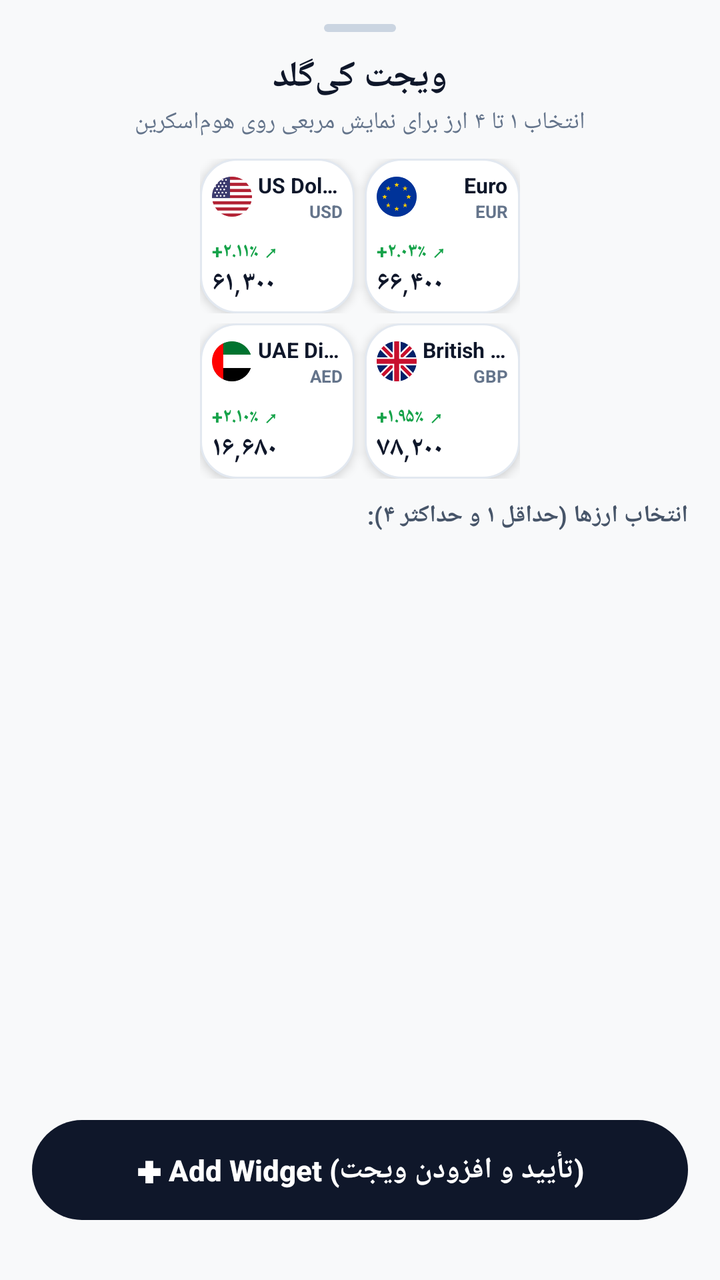
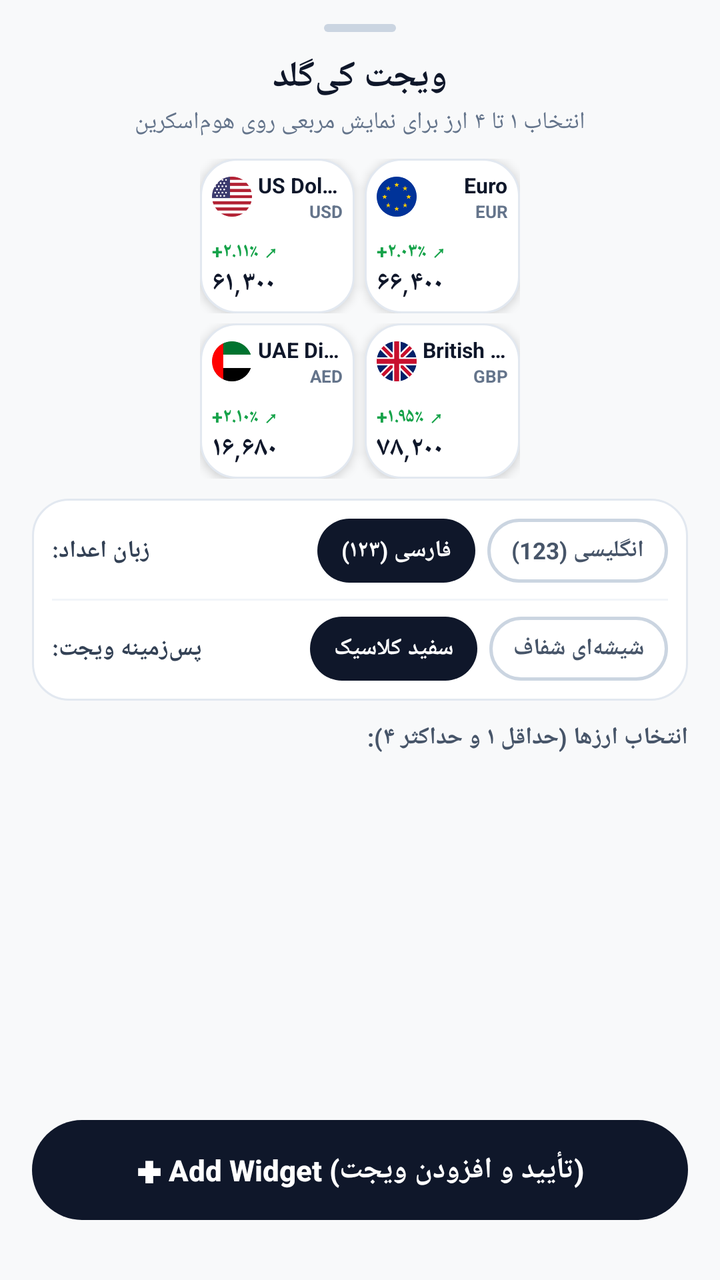

Before-and-after screenshots of an Android layout around one commit, followed by the original layout XML and the change that was made.
<!-- AndroidManifest.xml: activity theme android:Theme.DeviceDefault.NoActionBar -->
<!-- res/layout/activity_widget_configure.xml -->
<?xml version="1.0" encoding="utf-8"?>
<LinearLayout xmlns:android="http://schemas.android.com/apk/res/android"
    android:layout_width="match_parent"
    android:layout_height="match_parent"
    android:background="#F8F9FA"
    android:fitsSystemWindows="true"
    android:orientation="vertical"
    android:paddingStart="16dp"
    android:paddingEnd="16dp"
    android:paddingTop="12dp"
    android:paddingBottom="24dp">

    
    <LinearLayout
        android:layout_width="36dp"
        android:layout_height="4dp"
        android:layout_gravity="center_horizontal"
        android:layout_marginBottom="10dp"
        android:background="@drawable/widget_btn_black"
        android:backgroundTint="#CBD5E1" />

    
    <TextView
        android:layout_width="wrap_content"
        android:layout_height="wrap_content"
        android:layout_gravity="center_horizontal"
        android:text="ویجت کی‌گلد"
        android:textColor="#0F172A"
        android:textSize="18sp"
        android:textStyle="bold" />

    <TextView
        android:id="@+id/txt_subtitle"
        android:layout_width="wrap_content"
        android:layout_height="wrap_content"
        android:layout_gravity="center_horizontal"
        android:layout_marginTop="2dp"
        android:layout_marginBottom="10dp"
        android:text="انتخاب ۱ تا ۴ ارز برای نمایش مربعی روی هوم‌اسکرین"
        android:textColor="#64748B"
        android:textSize="12sp" />

    
    <LinearLayout
        android:layout_width="match_parent"
        android:layout_height="wrap_content"
        android:gravity="center"
        android:layout_marginBottom="10dp">

        
        <LinearLayout
            android:id="@+id/preview_single_container"
            android:layout_width="145dp"
            android:layout_height="145dp"
            android:background="@drawable/widget_bg_white"
            android:elevation="6dp"
            android:orientation="vertical"
            android:padding="12dp"
            android:visibility="gone">

            <LinearLayout
                android:layout_width="match_parent"
                android:layout_height="wrap_content"
                android:gravity="center_vertical"
                android:orientation="horizontal">

                <ImageView
                    android:id="@+id/preview_icon"
                    android:layout_width="30dp"
                    android:layout_height="30dp"
                    android:scaleType="fitCenter"
                    android:src="@drawable/widget_icon_usd" />

                <LinearLayout
                    android:layout_width="0dp"
                    android:layout_height="wrap_content"
                    android:layout_marginStart="8dp"
                    android:layout_weight="1"
                    android:gravity="end|right"
                    android:orientation="vertical">

                    <TextView
                        android:id="@+id/preview_name"
                        android:layout_width="wrap_content"
                        android:layout_height="wrap_content"
                        android:ellipsize="end"
                        android:maxLines="1"
                        android:text="US Dollar"
                        android:textColor="#1E293B"
                        android:textSize="12sp"
                        android:textStyle="bold" />

                    <TextView
                        android:id="@+id/preview_code"
                        android:layout_width="wrap_content"
                        android:layout_height="wrap_content"
                        android:layout_marginTop="1dp"
                        android:text="USD"
                        android:textColor="#94A3B8"
                        android:textSize="10sp"
                        android:textStyle="bold" />
                </LinearLayout>
            </LinearLayout>

            <LinearLayout
                android:layout_width="match_parent"
                android:layout_height="0dp"
                android:layout_weight="1"
                android:orientation="vertical" />

            <LinearLayout
                android:layout_width="match_parent"
                android:layout_height="wrap_content"
                android:gravity="bottom"
                android:orientation="vertical">

                <TextView
                    android:id="@+id/preview_change"
                    android:layout_width="wrap_content"
                    android:layout_height="wrap_content"
                    android:layout_marginBottom="2dp"
                    android:text="+۲.۱۱٪ ↗"
                    android:textColor="#16A34A"
                    android:textSize="11.5sp"
                    android:textStyle="bold" />

                <LinearLayout
                    android:layout_width="match_parent"
                    android:layout_height="wrap_content"
                    android:gravity="bottom"
                    android:orientation="horizontal">

                    <TextView
                        android:id="@+id/preview_price"
                        android:layout_width="wrap_content"
                        android:layout_height="wrap_content"
                        android:includeFontPadding="false"
                        android:text="۶۱,۳۰۰"
                        android:textColor="#0F172A"
                        android:textSize="20sp"
                        android:textStyle="bold" />

                    <TextView
                        android:layout_width="wrap_content"
                        android:layout_height="wrap_content"
                        android:layout_marginStart="4dp"
                        android:layout_marginBottom="2dp"
                        android:text="تومان"
                        android:textColor="#94A3B8"
                        android:textSize="10sp" />
                </LinearLayout>
            </LinearLayout>
        </LinearLayout>

        
        <LinearLayout
            android:id="@+id/preview_multi_container"
            android:layout_width="160dp"
            android:layout_height="160dp"
            android:orientation="vertical"
            android:visibility="visible">

            
            <LinearLayout
                android:id="@+id/preview_row_1"
                android:layout_width="match_parent"
                android:layout_height="0dp"
                android:layout_weight="1"
                android:layout_marginBottom="5dp"
                android:orientation="horizontal">

                
                <LinearLayout
                    android:id="@+id/prev_slot_1"
                    android:layout_width="0dp"
                    android:layout_height="match_parent"
                    android:layout_weight="1"
                    android:layout_marginEnd="5dp"
                    android:background="@drawable/widget_card_mini_bg"
                    android:elevation="3dp"
                    android:orientation="vertical"
                    android:padding="6dp">

                    <LinearLayout
                        android:layout_width="match_parent"
                        android:layout_height="wrap_content"
                        android:gravity="center_vertical"
                        android:orientation="horizontal">
                        <ImageView
                            android:id="@+id/prev_icon_1"
                            android:layout_width="20dp"
                            android:layout_height="20dp"
                            android:scaleType="fitCenter"
                            android:src="@drawable/widget_icon_usd" />
                        <LinearLayout
                            android:layout_width="0dp"
                            android:layout_height="wrap_content"
                            android:layout_marginStart="3dp"
                            android:layout_weight="1"
                            android:gravity="end|right"
                            android:orientation="vertical">
                            <TextView
                                android:id="@+id/prev_name_1"
                                android:layout_width="wrap_content"
                                android:layout_height="wrap_content"
                                android:ellipsize="end"
                                android:maxLines="1"
                                android:text="US Dollar"
                                android:textColor="#0F172A"
                                android:textSize="10.5sp"
                                android:textStyle="bold" />
                            <TextView
                                android:id="@+id/prev_code_1"
                                android:layout_width="wrap_content"
                                android:layout_height="wrap_content"
                                android:text="USD"
                                android:textColor="#64748B"
                                android:textSize="8.5sp"
                                android:textStyle="bold" />
                        </LinearLayout>
                    </LinearLayout>
                    <LinearLayout
                        android:layout_width="match_parent"
                        android:layout_height="0dp"
                        android:layout_weight="0.5" />
                    <TextView
                        android:id="@+id/prev_change_1"
                        android:layout_width="wrap_content"
                        android:layout_height="wrap_content"
                        android:text="+۲.۱۱٪ ↗"
                        android:textColor="#16A34A"
                        android:textSize="9.5sp"
                        android:textStyle="bold" />
                    <TextView
                        android:id="@+id/prev_price_1"
                        android:layout_width="wrap_content"
                        android:layout_height="wrap_content"
                        android:includeFontPadding="false"
                        android:text="۶۱,۳۰۰"
                        android:textColor="#0F172A"
                        android:textSize="13.5sp"
                        android:textStyle="bold" />
                </LinearLayout>

                
                <LinearLayout
                    android:id="@+id/prev_slot_2"
                    android:layout_width="0dp"
                    android:layout_height="match_parent"
                    android:layout_weight="1"
                    android:background="@drawable/widget_card_mini_bg"
                    android:elevation="3dp"
                    android:orientation="vertical"
                    android:padding="6dp">

                    <LinearLayout
                        android:layout_width="match_parent"
                        android:layout_height="wrap_content"
                        android:gravity="center_vertical"
                        android:orientation="horizontal">
                        <ImageView
                            android:id="@+id/prev_icon_2"
                            android:layout_width="20dp"
                            android:layout_height="20dp"
                            android:scaleType="fitCenter"
                            android:src="@drawable/widget_icon_eur" />
                        <LinearLayout
                            android:layout_width="0dp"
                            android:layout_height="wrap_content"
                            android:layout_marginStart="3dp"
                            android:layout_weight="1"
                            android:gravity="end|right"
                            android:orientation="vertical">
                            <TextView
                                android:id="@+id/prev_name_2"
                                android:layout_width="wrap_content"
                                android:layout_height="wrap_content"
                                android:ellipsize="end"
                                android:maxLines="1"
                                android:text="Euro"
                                android:textColor="#0F172A"
                                android:textSize="10.5sp"
                                android:textStyle="bold" />
                            <TextView
                                android:id="@+id/prev_code_2"
                                android:layout_width="wrap_content"
                                android:layout_height="wrap_content"
                                android:text="EUR"
                                android:textColor="#64748B"
                                android:textSize="8.5sp"
                                android:textStyle="bold" />
                        </LinearLayout>
                    </LinearLayout>
                    <LinearLayout
                        android:layout_width="match_parent"
                        android:layout_height="0dp"
                        android:layout_weight="0.5" />
                    <TextView
                        android:id="@+id/prev_change_2"
                        android:layout_width="wrap_content"
                        android:layout_height="wrap_content"
                        android:text="+۲.۰۳٪ ↗"
                        android:textColor="#16A34A"
                        android:textSize="9.5sp"
                        android:textStyle="bold" />
                    <TextView
                        android:id="@+id/prev_price_2"
                        android:layout_width="wrap_content"
                        android:layout_height="wrap_content"
                        android:includeFontPadding="false"
                        android:text="۶۶,۴۰۰"
                        android:textColor="#0F172A"
                        android:textSize="13.5sp"
                        android:textStyle="bold" />
                </LinearLayout>
            </LinearLayout>

            
            <LinearLayout
                android:id="@+id/preview_row_2"
                android:layout_width="match_parent"
                android:layout_height="0dp"
                android:layout_weight="1"
                android:orientation="horizontal">

                
                <LinearLayout
                    android:id="@+id/prev_slot_3"
                    android:layout_width="0dp"
                    android:layout_height="match_parent"
                    android:layout_weight="1"
                    android:layout_marginEnd="5dp"
                    android:background="@drawable/widget_card_mini_bg"
                    android:elevation="3dp"
                    android:orientation="vertical"
                    android:padding="6dp">

                    <LinearLayout
                        android:layout_width="match_parent"
                        android:layout_height="wrap_content"
                        android:gravity="center_vertical"
                        android:orientation="horizontal">
                        <ImageView
                            android:id="@+id/prev_icon_3"
                            android:layout_width="20dp"
                            android:layout_height="20dp"
                            android:scaleType="fitCenter"
                            android:src="@drawable/widget_icon_aed" />
                        <LinearLayout
                            android:layout_width="0dp"
                            android:layout_height="wrap_content"
                            android:layout_marginStart="3dp"
                            android:layout_weight="1"
                            android:gravity="end|right"
                            android:orientation="vertical">
                            <TextView
                                android:id="@+id/prev_name_3"
                                android:layout_width="wrap_content"
                                android:layout_height="wrap_content"
                                android:ellipsize="end"
                                android:maxLines="1"
                                android:text="UAE Dirham"
                                android:textColor="#0F172A"
                                android:textSize="10.5sp"
                                android:textStyle="bold" />
                            <TextView
                                android:id="@+id/prev_code_3"
                                android:layout_width="wrap_content"
                                android:layout_height="wrap_content"
                                android:text="AED"
                                android:textColor="#64748B"
                                android:textSize="8.5sp"
                                android:textStyle="bold" />
                        </LinearLayout>
                    </LinearLayout>
                    <LinearLayout
                        android:layout_width="match_parent"
                        android:layout_height="0dp"
                        android:layout_weight="0.5" />
                    <TextView
                        android:id="@+id/prev_change_3"
                        android:layout_width="wrap_content"
                        android:layout_height="wrap_content"
                        android:text="+۲.۱۰٪ ↗"
                        android:textColor="#16A34A"
                        android:textSize="9.5sp"
                        android:textStyle="bold" />
                    <TextView
                        android:id="@+id/prev_price_3"
                        android:layout_width="wrap_content"
                        android:layout_height="wrap_content"
                        android:includeFontPadding="false"
                        android:text="۱۶,۶۸۰"
                        android:textColor="#0F172A"
                        android:textSize="13.5sp"
                        android:textStyle="bold" />
                </LinearLayout>

                
                <LinearLayout
                    android:id="@+id/prev_slot_4"
                    android:layout_width="0dp"
                    android:layout_height="match_parent"
                    android:layout_weight="1"
                    android:background="@drawable/widget_card_mini_bg"
                    android:elevation="3dp"
                    android:orientation="vertical"
                    android:padding="6dp">

                    <LinearLayout
                        android:layout_width="match_parent"
                        android:layout_height="wrap_content"
                        android:gravity="center_vertical"
                        android:orientation="horizontal">
                        <ImageView
                            android:id="@+id/prev_icon_4"
                            android:layout_width="20dp"
                            android:layout_height="20dp"
                            android:scaleType="fitCenter"
                            android:src="@drawable/widget_icon_gbp" />
                        <LinearLayout
                            android:layout_width="0dp"
                            android:layout_height="wrap_content"
                            android:layout_marginStart="3dp"
                            android:layout_weight="1"
                            android:gravity="end|right"
                            android:orientation="vertical">
                            <TextView
                                android:id="@+id/prev_name_4"
                                android:layout_width="wrap_content"
                                android:layout_height="wrap_content"
                                android:ellipsize="end"
                                android:maxLines="1"
                                android:text="British Pound"
                                android:textColor="#0F172A"
                                android:textSize="10.5sp"
                                android:textStyle="bold" />
                            <TextView
                                android:id="@+id/prev_code_4"
                                android:layout_width="wrap_content"
                                android:layout_height="wrap_content"
                                android:text="GBP"
                                android:textColor="#64748B"
                                android:textSize="8.5sp"
                                android:textStyle="bold" />
                        </LinearLayout>
                    </LinearLayout>
                    <LinearLayout
                        android:layout_width="match_parent"
                        android:layout_height="0dp"
                        android:layout_weight="0.5" />
                    <TextView
                        android:id="@+id/prev_change_4"
                        android:layout_width="wrap_content"
                        android:layout_height="wrap_content"
                        android:text="+۱.۹۵٪ ↗"
                        android:textColor="#16A34A"
                        android:textSize="9.5sp"
                        android:textStyle="bold" />
                    <TextView
                        android:id="@+id/prev_price_4"
                        android:layout_width="wrap_content"
                        android:layout_height="wrap_content"
                        android:includeFontPadding="false"
                        android:text="۷۸,۲۰۰"
                        android:textColor="#0F172A"
                        android:textSize="13.5sp"
                        android:textStyle="bold" />
                </LinearLayout>
            </LinearLayout>
        </LinearLayout>
    </LinearLayout>

    
    <TextView
        android:id="@+id/txt_selection_counter"
        android:layout_width="match_parent"
        android:layout_height="wrap_content"
        android:layout_marginBottom="6dp"
        android:text="انتخاب ارزها (حداقل ۱ و حداکثر ۴):"
        android:textColor="#475569"
        android:textSize="12sp"
        android:textStyle="bold" />

    
    <GridView
        android:id="@+id/assets_grid"
        android:layout_width="match_parent"
        android:layout_height="0dp"
        android:layout_weight="1"
        android:numColumns="3"
        android:horizontalSpacing="6dp"
        android:verticalSpacing="6dp"
        android:stretchMode="columnWidth"
        android:gravity="center"
        android:listSelector="@android:color/transparent" />

    
    <Button
        android:id="@+id/btn_add_widget"
        android:layout_width="match_parent"
        android:layout_height="50dp"
        android:layout_marginTop="10dp"
        android:layout_marginBottom="6dp"
        android:background="@drawable/widget_btn_black"
        android:stateListAnimator="@null"
        android:text="✚ Add Widget (تأیید و افزودن ویجت)"
        android:textAllCaps="false"
        android:textColor="#FFFFFF"
        android:textSize="14.5sp"
        android:textStyle="bold" />

</LinearLayout>
<!-- resources referenced by this layout -->
<resources>
  <!-- drawable widget_bg_white (drawable) -->
  <?xml version="1.0" encoding="utf-8"?>
  <shape xmlns:android="http://schemas.android.com/apk/res/android"
      android:shape="rectangle">
      <solid android:color="#FFFFFF" />
      <corners android:radius="24dp" />
      <stroke
          android:width="1dp"
          android:color="#E2E8F0" />
  </shape>
  <!-- drawable widget_btn_black (drawable) -->
  <?xml version="1.0" encoding="utf-8"?>
  <shape xmlns:android="http://schemas.android.com/apk/res/android"
      android:shape="rectangle">
      <solid android:color="#0F172A" />
      <corners android:radius="28dp" />
  </shape>
  <!-- drawable widget_card_mini_bg (drawable) -->
  <?xml version="1.0" encoding="utf-8"?>
  <shape xmlns:android="http://schemas.android.com/apk/res/android"
      android:shape="rectangle">
      <solid android:color="#FFFFFF" />
      <corners android:radius="18dp" />
      <stroke
          android:width="1dp"
          android:color="#E2E8F0" />
  </shape>
  <!-- drawable widget_icon_aed: png bitmap (drawable, 2659 bytes) -->
  <!-- drawable widget_icon_eur: png bitmap (drawable, 4802 bytes) -->
  <!-- drawable widget_icon_gbp: png bitmap (drawable, 3792 bytes) -->
  <!-- drawable widget_icon_usd: png bitmap (drawable, 3740 bytes) -->
</resources>

<!-- the commit's change to res/layout/activity_widget_configure.xml (unified diff, before → after) -->
@@ -472,6 +472,114 @@
     </LinearLayout>
 
     
+    <LinearLayout
+        android:layout_width="match_parent"
+        android:layout_height="wrap_content"
+        android:layout_marginBottom="10dp"
+        android:background="@drawable/widget_card_mini_bg"
+        android:orientation="vertical"
+        android:padding="10dp">
+
+        
+        <LinearLayout
+            android:layout_width="match_parent"
+            android:layout_height="wrap_content"
+            android:gravity="center_vertical"
+            android:orientation="horizontal">
+
+            <TextView
+                android:layout_width="0dp"
+                android:layout_height="wrap_content"
+                android:layout_weight="1"
+                android:gravity="right|end"
+                android:text="زبان اعداد:"
+                android:textColor="#334155"
+                android:textSize="12sp"
+                android:textStyle="bold" />
+
+            <TextView
+                android:id="@+id/btn_digits_fa"
+                android:layout_width="wrap_content"
+                android:layout_height="32dp"
+                android:background="@drawable/widget_pill_active"
+                android:gravity="center"
+                android:paddingStart="12dp"
+                android:paddingEnd="12dp"
+                android:text="فارسی (۱۲۳)"
+                android:textColor="#FFFFFF"
+                android:textSize="11.5sp"
+                android:textStyle="bold" />
+
+            <TextView
+                android:id="@+id/btn_digits_en"
+                android:layout_width="wrap_content"
+                android:layout_height="32dp"
+                android:layout_marginStart="6dp"
+                android:background="@drawable/widget_pill_inactive"
+                android:gravity="center"
+                android:paddingStart="12dp"
+                android:paddingEnd="12dp"
+                android:text="انگلیسی (123)"
+                android:textColor="#475569"
+                android:textSize="11.5sp"
+                android:textStyle="bold" />
+        </LinearLayout>
+
+        
+        <View
+            android:layout_width="match_parent"
+            android:layout_height="1dp"
+            android:layout_marginTop="8dp"
+            android:layout_marginBottom="8dp"
+            android:background="#F1F5F9" />
+
+        
+        <LinearLayout
+            android:layout_width="match_parent"
+            android:layout_height="wrap_content"
+            android:gravity="center_vertical"
+            android:orientation="horizontal">
+
+            <TextView
+                android:layout_width="0dp"
+                android:layout_height="wrap_content"
+                android:layout_weight="1"
+                android:gravity="right|end"
+                android:text="پس‌زمینه ویجت:"
+                android:textColor="#334155"
+                android:textSize="12sp"
+                android:textStyle="bold" />
+
+            <TextView
+                android:id="@+id/btn_theme_white"
+                android:layout_width="wrap_content"
+                android:layout_height="32dp"
+                android:background="@drawable/widget_pill_active"
+                android:gravity="center"
+                android:paddingStart="12dp"
+                android:paddingEnd="12dp"
+                android:text="سفید کلاسیک"
+                android:textColor="#FFFFFF"
+                android:textSize="11.5sp"
+                android:textStyle="bold" />
+
+            <TextView
+                android:id="@+id/btn_theme_transparent"
+                android:layout_width="wrap_content"
+                android:layout_height="32dp"
+                android:layout_marginStart="6dp"
+                android:background="@drawable/widget_pill_inactive"
+                android:gravity="center"
+                android:paddingStart="12dp"
+                android:paddingEnd="12dp"
+                android:text="شیشه‌ای شفاف"
+                android:textColor="#475569"
+                android:textSize="11.5sp"
+                android:textStyle="bold" />
+        </LinearLayout>
+    </LinearLayout>
+
+    
     <TextView
         android:id="@+id/txt_selection_counter"
         android:layout_width="match_parent"
<!-- resource entries referenced after the edit -->
@@ -31,5 +31,22 @@
   <!-- drawable widget_icon_eur: png bitmap (drawable, 4802 bytes) -->
   <!-- drawable widget_icon_gbp: png bitmap (drawable, 3792 bytes) -->
   <!-- drawable widget_icon_usd: png bitmap (drawable, 3740 bytes) -->
+  <!-- drawable widget_pill_active (drawable) -->
+  <?xml version="1.0" encoding="utf-8"?>
+  <shape xmlns:android="http://schemas.android.com/apk/res/android"
+      android:shape="rectangle">
+      <solid android:color="#0F172A" />
+      <corners android:radius="18dp" />
+  </shape>
+  <!-- drawable widget_pill_inactive (drawable) -->
+  <?xml version="1.0" encoding="utf-8"?>
+  <shape xmlns:android="http://schemas.android.com/apk/res/android"
+      android:shape="rectangle">
+      <solid android:color="#FFFFFF" />
+      <stroke
+          android:width="1.5dp"
+          android:color="#CBD5E1" />
+      <corners android:radius="18dp" />
+  </shape>
 </resources>
 
